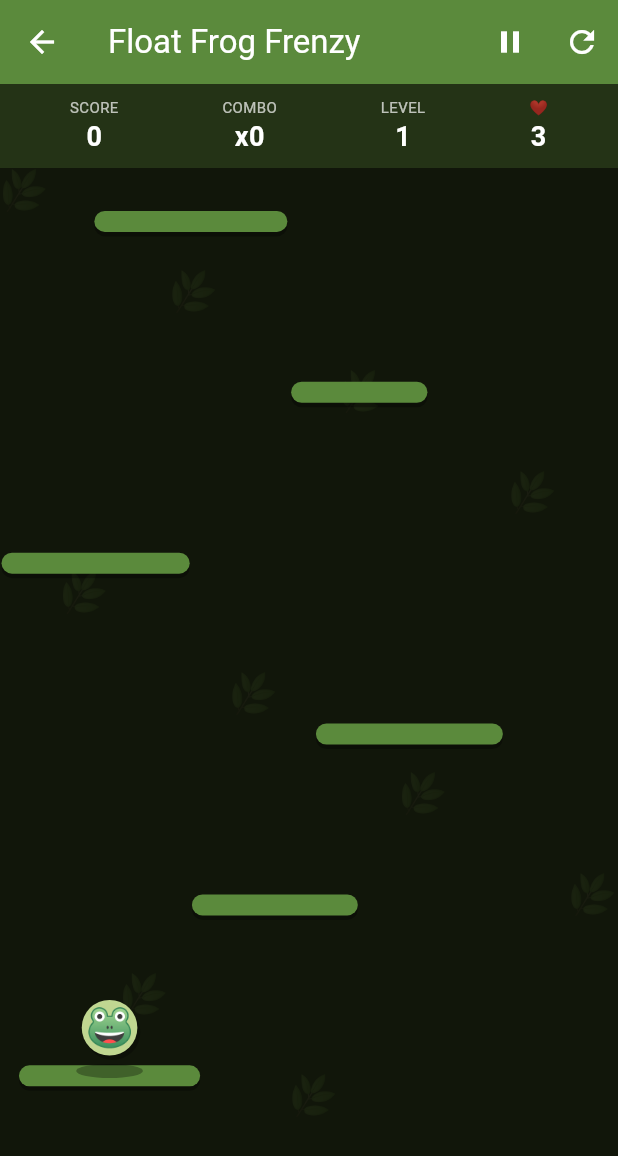
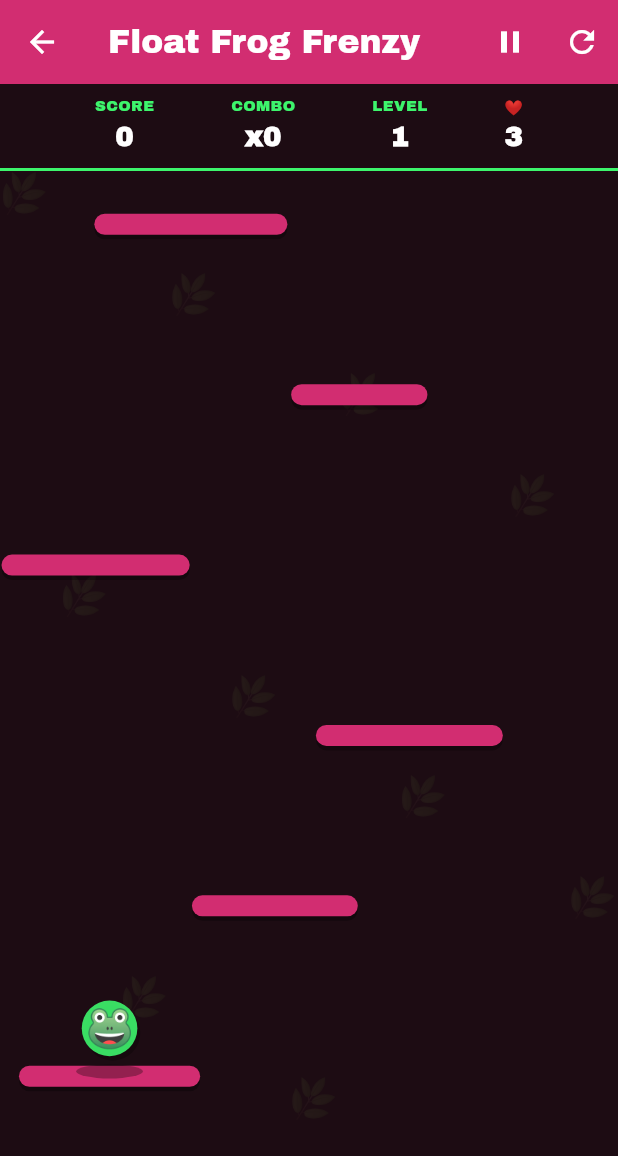
Before and after one commit to wjia-n/game-floatfrogfrenzy, a Flutter app: the screen it shows after launch, after a tap on an icon or button, on a phone screen of 412 x 824 dp. Shown: the top 1156 px of the screen. Run offline on Flutter 3.47's test engine with Material 3 defaults, Android fonts, the light colour scheme and no system bars; our stand-ins replace audioplayers, cross_file, file_picker, in_app_purchase, in_app_review, qr_flutter and 2 more; missing offline and left inert: mobile_scanner.

Commit message:
Distinct look: unique palette + bundled font + layout variant + emoji fallback + wording-ban fix

```diff
--- a/lib/main.dart
+++ b/lib/main.dart
@@ -17,6 +17,7 @@ class ArcadeApp extends StatelessWidget {
       theme: ThemeData(
         colorScheme: ColorScheme.fromSeed(seedColor: config.primaryColor, brightness: Brightness.dark),
         useMaterial3: true,
+        fontFamily: 'ArchivoBlack',
       ),
       home: SplashScreen(config: config),
     );
--- a/lib/screens/game_screen.dart
+++ b/lib/screens/game_screen.dart
@@ -83,9 +83,12 @@ class _GameScreenState extends State<GameScreen> {
 
   Widget _hud(ArcadeConfig c, ArcadeEngine e) {
     return Container(
-      color: c.primaryColor.withValues(alpha: 0.25),
       padding: const EdgeInsets.symmetric(horizontal: 12, vertical: 8),
-      child: Row(mainAxisAlignment: MainAxisAlignment.spaceAround, children: [
+      decoration: BoxDecoration(
+        color: c.darkColor,
+        border: Border(bottom: BorderSide(color: c.accentColor, width: 2)),
+      ),
+      child: Row(mainAxisAlignment: MainAxisAlignment.spaceEvenly, children: [
         _stat('SCORE', '${e.score}'),
         _stat('COMBO', 'x${e.combo}'),
         _stat('LEVEL', '${e.level}'),
@@ -95,8 +98,8 @@ class _GameScreenState extends State<GameScreen> {
   }
 
   Widget _stat(String label, String value) => Column(children: [
-    Text(label, style: const TextStyle(color: Colors.white70, fontSize: 10)),
-    Text(value, style: const TextStyle(color: Colors.white, fontSize: 18, fontWeight: FontWeight.bold)),
+    Text(label, style: TextStyle(color: widget.config.accentColor, fontSize: 10, fontFamilyFallback: const ['Noto Color Emoji'])),
+    Text(value, style: const TextStyle(color: Colors.white, fontSize: 18, fontWeight: FontWeight.bold, fontFamilyFallback: ['Noto Color Emoji'])),
   ]);
 
   Widget _playArea(ArcadeConfig c, ArcadeEngine e) {
@@ -131,21 +134,21 @@ class _GameScreenState extends State<GameScreen> {
   Widget _gameOver(ArcadeConfig c, ArcadeEngine e) {
     return Center(child: Padding(padding: const EdgeInsets.all(24), child: Column(
       mainAxisAlignment: MainAxisAlignment.center, children: [
-      Text(c.bgEmoji, style: const TextStyle(fontSize: 64)),
+      Text(c.bgEmoji, style: const TextStyle(fontFamilyFallback: const ['Noto Color Emoji'], fontSize: 64)),
       const SizedBox(height: 12),
-      const Text('GAME OVER', style: TextStyle(color: Colors.white, fontSize: 32, fontWeight: FontWeight.bold)),
+      const Text('GAME OVER', style: TextStyle(fontFamilyFallback: const ['Noto Color Emoji'], color: Colors.white, fontSize: 32, fontWeight: FontWeight.bold)),
       const SizedBox(height: 8),
-      Text('Score: ${e.score}', style: const TextStyle(color: Colors.white, fontSize: 22)),
+      Text('Score: ${e.score}', style: const TextStyle(fontFamilyFallback: const ['Noto Color Emoji'], color: Colors.white, fontSize: 22)),
       Text('Best combo: x${e.bestCombo}  •  Level ${e.level}',
-          style: const TextStyle(color: Colors.white70)),
+          style: const TextStyle(fontFamilyFallback: const ['Noto Color Emoji'], color: Colors.white70)),
       const SizedBox(height: 24),
       ElevatedButton(
         style: ElevatedButton.styleFrom(backgroundColor: c.accentColor,
             padding: const EdgeInsets.symmetric(horizontal: 48, vertical: 16)),
         onPressed: () => setState(() { _saved = false; e.start(); }),
-        child: const Text('PLAY AGAIN', style: TextStyle(fontSize: 18, color: Colors.black))),
+        child: const Text('PLAY AGAIN', style: TextStyle(fontFamilyFallback: const ['Noto Color Emoji'], fontSize: 18, color: Colors.black))),
       TextButton(onPressed: () => Navigator.pop(context),
-          child: const Text('Menu', style: TextStyle(color: Colors.white70))),
+          child: const Text('Menu', style: TextStyle(fontFamilyFallback: const ['Noto Color Emoji'], color: Colors.white70))),
     ])));
   }
 }
@@ -159,7 +162,7 @@ class _ArcadePainter extends CustomPainter {
   void _emoji(Canvas cv, String em, double x, double y, double pxSize, Size size, {double opacity = 1}) {
     final tp = TextPainter(textDirection: TextDirection.ltr);
     tp.text = TextSpan(text: em,
-        style: TextStyle(fontSize: pxSize, color: Colors.white.withValues(alpha: opacity)));
+        style: TextStyle(fontFamilyFallback: const ['Noto Color Emoji'], fontSize: pxSize, color: Colors.white.withValues(alpha: opacity)));
     tp.layout();
     tp.paint(cv, Offset(x * size.width - tp.width / 2, y * size.height - tp.height / 2));
   }
@@ -212,7 +215,7 @@ class _ArcadePainter extends CustomPainter {
     final e = engine;
     final tp = TextPainter(textDirection: TextDirection.ltr);
     tp.text = TextSpan(text: config.bgEmoji,
-        style: TextStyle(fontSize: 26, color: Colors.white.withValues(alpha: 0.07)));
+        style: TextStyle(fontFamilyFallback: const ['Noto Color Emoji'], fontSize: 26, color: Colors.white.withValues(alpha: 0.07)));
     tp.layout();
     for (int i = 0; i < 10; i++) {
       tp.paint(canvas, Offset((i * 113) % size.width, (i * 67) % size.height));
@@ -238,7 +241,7 @@ class _ArcadePainter extends CustomPainter {
           Paint()..color = (f.kind == 1 ? Colors.red : config.accentColor).withValues(alpha: a * 0.7));
     }
     if (e.paused) {
-      tp.text = const TextSpan(text: '⏸ PAUSED', style: TextStyle(fontSize: 34, color: Colors.white));
+      tp.text = const TextSpan(text: '⏸ PAUSED', style: TextStyle(fontFamilyFallback: const ['Noto Color Emoji'], fontSize: 34, color: Colors.white));
       tp.layout();
       tp.paint(canvas, Offset(size.width / 2 - tp.width / 2, size.height / 2 - 30));
     }
--- a/lib/screens/menu_screen.dart
+++ b/lib/screens/menu_screen.dart
@@ -1,3 +1,5 @@
+// DISTINCT LOOK V2 — floatfrogfrenzy (ported from laserlimbo sample)
+// Palette 0xFFD22D71/0xFF1D0C13/0xFF3DF56C, font ArchivoBlack.
 import 'package:flutter/material.dart';
 import '../theme/arcade_config.dart';
 import '../engine/arcade_engine.dart';
@@ -6,6 +8,8 @@ import '../services/sound_service.dart';
 import 'game_screen.dart';
 import 'settings_screen.dart';
 import 'support_screen.dart';
+
+const List<String> _emojiFb = ['Noto Color Emoji'];
 
 class MenuScreen extends StatefulWidget {
   final ArcadeConfig config;
@@ -51,61 +55,72 @@ class _MenuScreenState extends State<MenuScreen> {
     return Scaffold(
       body: Container(
         decoration: BoxDecoration(gradient: LinearGradient(
-          begin: Alignment.topCenter, end: Alignment.bottomCenter,
-          colors: [c.darkColor, c.primaryColor.withValues(alpha: 0.6)])),
-        child: SafeArea(child: Center(child: SingleChildScrollView(
-          padding: const EdgeInsets.all(28),
-          child: Column(mainAxisAlignment: MainAxisAlignment.center, children: [
-            Text(c.playerEmoji, style: const TextStyle(fontSize: 80)),
-            const SizedBox(height: 8),
-            Text(c.displayName.toUpperCase(), textAlign: TextAlign.center,
-              style: const TextStyle(color: Colors.white, fontSize: 30, fontWeight: FontWeight.w900)),
-            const SizedBox(height: 4),
-            Text(c.tagline, textAlign: TextAlign.center,
-              style: const TextStyle(color: Colors.white70, fontSize: 14)),
+          begin: Alignment.topLeft, end: Alignment.bottomRight,
+          colors: [c.darkColor, c.primaryColor.withOpacity(0.45)])),
+        child: SafeArea(child: SingleChildScrollView(
+          padding: const EdgeInsets.fromLTRB(24, 32, 24, 24),
+          child: Column(crossAxisAlignment: CrossAxisAlignment.start, children: [
+            Text(c.playerEmoji,
+                style: const TextStyle(fontSize: 48, fontFamilyFallback: _emojiFb)),
             const SizedBox(height: 12),
+            Text(c.displayName.toUpperCase(), textAlign: TextAlign.left,
+              style: const TextStyle(color: Colors.white, fontSize: 30, fontWeight: FontWeight.w800, letterSpacing: 0.5, fontFamilyFallback: _emojiFb)),
+            const SizedBox(height: 6),
+            Text(c.tagline, textAlign: TextAlign.left,
+              style: const TextStyle(color: Colors.white70, fontSize: 14, fontFamilyFallback: _emojiFb)),
+            const SizedBox(height: 14),
             Container(
-              padding: const EdgeInsets.symmetric(horizontal: 16, vertical: 8),
-              decoration: BoxDecoration(color: Colors.white10, borderRadius: BorderRadius.circular(20)),
+              padding: const EdgeInsets.symmetric(horizontal: 14, vertical: 7),
+              decoration: BoxDecoration(
+                color: Colors.white10,
+                border: Border(left: BorderSide(color: c.accentColor, width: 4)),
+              ),
               child: Text('🏆 $playerName — Best: $highScore',
-                  style: const TextStyle(color: Colors.amber, fontWeight: FontWeight.bold)),
+                  style: const TextStyle(color: Colors.amber, fontWeight: FontWeight.bold, fontFamilyFallback: _emojiFb)),
             ),
-            const SizedBox(height: 20),
-            _btn(context, '▶  PLAY', c.accentColor, Colors.black, _play),
-            _btn(context, '❓  HOW TO PLAY', Colors.white24, Colors.white,
-                () => _howTo(context, c)),
-            _btn(context, '⚙️  SETTINGS', Colors.white24, Colors.white, () {
-              Navigator.push(context, MaterialPageRoute(
-                  builder: (_) => SettingsScreen(config: c))).then((_) => _load());
-            }),
-            _btn(context, '💛  SUPPORT', Colors.amber.shade700, Colors.black, () {
-              Navigator.push(context, MaterialPageRoute(
-                  builder: (_) => SupportScreen(config: c)));
-            }),
-            const SizedBox(height: 24),
-            const Text('Credits: WAJIHA', style: TextStyle(color: Colors.white38, fontSize: 12)),
+            const SizedBox(height: 28),
+            Row(children: [
+              Expanded(child: _gridBtn('▶  PLAY', c.accentColor, Colors.black, _play)),
+              const SizedBox(width: 12),
+              Expanded(child: _gridBtn('❓  HOW TO PLAY', Colors.white12, Colors.white,
+                  () => _howTo(context, c))),
+            ]),
+            const SizedBox(height: 12),
+            Row(children: [
+              Expanded(child: _gridBtn('⚙️  SETTINGS', Colors.white12, Colors.white, () {
+                Navigator.push(context, MaterialPageRoute(
+                    builder: (_) => SettingsScreen(config: c))).then((_) => _load());
+              })),
+              const SizedBox(width: 12),
+              Expanded(child: _gridBtn('💛  SUPPORT', Colors.white12, Colors.white, () {
+                Navigator.push(context, MaterialPageRoute(
+                    builder: (_) => SupportScreen(config: c)));
+              })),
+            ]),
+            const SizedBox(height: 36),
+            const Text('Credits: WAJIHA', style: TextStyle(color: Colors.white38, fontSize: 12, fontFamilyFallback: _emojiFb)),
           ])))),
-      ),
-    );
+      );
   }
 
   void _howTo(BuildContext ctx, ArcadeConfig c) {
     showDialog(context: ctx, builder: (_) => AlertDialog(
       backgroundColor: c.darkColor,
-      title: Text(c.displayName, style: const TextStyle(color: Colors.white)),
-      content: Text(c.howTo, style: const TextStyle(color: Colors.white70)),
+      title: Text(c.displayName, style: const TextStyle(color: Colors.white, fontFamilyFallback: _emojiFb)),
+      content: Text(c.howTo, style: const TextStyle(color: Colors.white70, fontFamilyFallback: _emojiFb)),
       actions: [TextButton(
         onPressed: () => Navigator.pop(ctx),
-        child: Text('GOT IT', style: TextStyle(color: c.accentColor)))],
+        child: Text('GOT IT', style: TextStyle(color: c.accentColor, fontFamilyFallback: _emojiFb)))],
     ));
   }
 
-  Widget _btn(BuildContext ctx, String label, Color bg, Color fg, VoidCallback onTap) => Padding(
-    padding: const EdgeInsets.symmetric(vertical: 6),
-    child: SizedBox(width: double.infinity, child: ElevatedButton(
+  Widget _gridBtn(String label, Color bg, Color fg, VoidCallback onTap) =>
+    SizedBox(height: 118, child: ElevatedButton(
       style: ElevatedButton.styleFrom(backgroundColor: bg, foregroundColor: fg,
-        padding: const EdgeInsets.symmetric(vertical: 16),
-        shape: RoundedRectangleBorder(borderRadius: BorderRadius.circular(14))),
-      onPressed: onTap, child: Text(label, style: const TextStyle(fontSize: 17, fontWeight: FontWeight.bold)))),
-  );
+        padding: const EdgeInsets.symmetric(horizontal: 8, vertical: 16),
+        side: BorderSide(color: widget.config.accentColor.withOpacity(0.6), width: 1),
+        shape: const BeveledRectangleBorder(borderRadius: BorderRadius.all(Radius.circular(10)))),
+      onPressed: onTap,
+      child: Text(label, textAlign: TextAlign.center,
+          style: const TextStyle(fontSize: 15, fontWeight: FontWeight.bold, fontFamilyFallback: _emojiFb))));
 }
--- a/lib/theme/arcade_config.dart
+++ b/lib/theme/arcade_config.dart
@@ -70,9 +70,9 @@ const arcadeConfig = ArcadeConfig(
   slug: 'floatfrogfrenzy',
   displayName: 'Float Frog Frenzy',
   tagline: 'frog floats on lily pads',
-  primary: 0xFF5B8A3C,
-  dark: 0xFF11160A,
-  accent: 0xFFD4ECA0,
+  primary: 0xFFD22D71,
+  dark: 0xFF1D0C13,
+  accent: 0xFF3DF56C,
   playerEmoji: '🐸',
   obstacleEmoji: '🐊',
   collectEmoji: '🪷',
--- a/pubspec.yaml
+++ b/pubspec.yaml
@@ -1,7 +1,7 @@
 name: floatfrogfrenzy
 description: "Float Frog Frenzy - frog floats on lily pads"
 publish_to: 'none'
-version: 1.0.0+1
+version: 1.0.0+2
 
 environment:
   sdk: ^3.13.5
@@ -39,3 +39,7 @@ flutter:
     - assets/sfx/win.wav
     - assets/sfx/lose.wav
     - assets/sfx/music_loop.wav
+  fonts:
+    - family: ArchivoBlack
+      fonts:
+        - asset: assets/fonts/ArchivoBlack-Regular.ttf
```
Also changed, not shown: lib/screens/support_screen.dart (+9 -9 lines), assets/fonts/ArchivoBlack-Regular.ttf (added).
